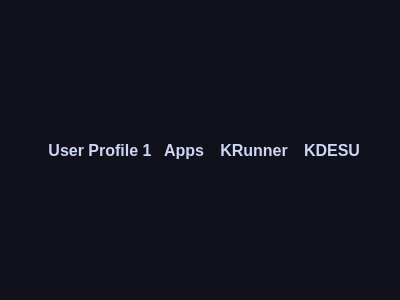
Before: the Qt Designer form src/mainwindow/mainwindow.ui in MarcusPy827/Husky-Panel, drawn with Qt 5.
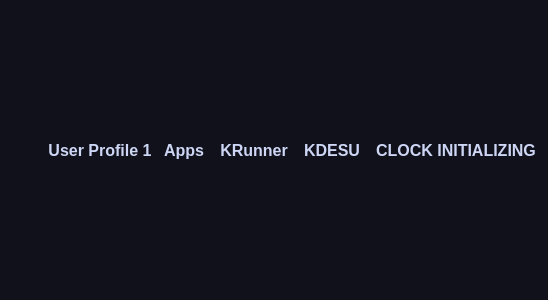
After: the same form once the commit is applied.

Commit message: [Frontend] [Clock] Added: Clock button

```diff
--- a/src/mainwindow/mainwindow.ui
+++ b/src/mainwindow/mainwindow.ui
@@ -210,6 +210,28 @@
        </property>
       </spacer>
      </item>
+     <item>
+      <widget class="QPushButton" name="clock_btn">
+       <property name="sizePolicy">
+        <sizepolicy hsizetype="Minimum" vsizetype="Expanding">
+         <horstretch>0</horstretch>
+         <verstretch>0</verstretch>
+        </sizepolicy>
+       </property>
+       <property name="styleSheet">
+        <string notr="true">#clock_btn {
+  color: #cdd6f4;
+  padding: 4px;
+  font-size: 16px;
+  font-weight: bold;
+  border: 0px solid #89dceb;
+}</string>
+       </property>
+       <property name="text">
+        <string>CLOCK INITIALIZING</string>
+       </property>
+      </widget>
+     </item>
     </layout>
    </item>
   </layout>
```
